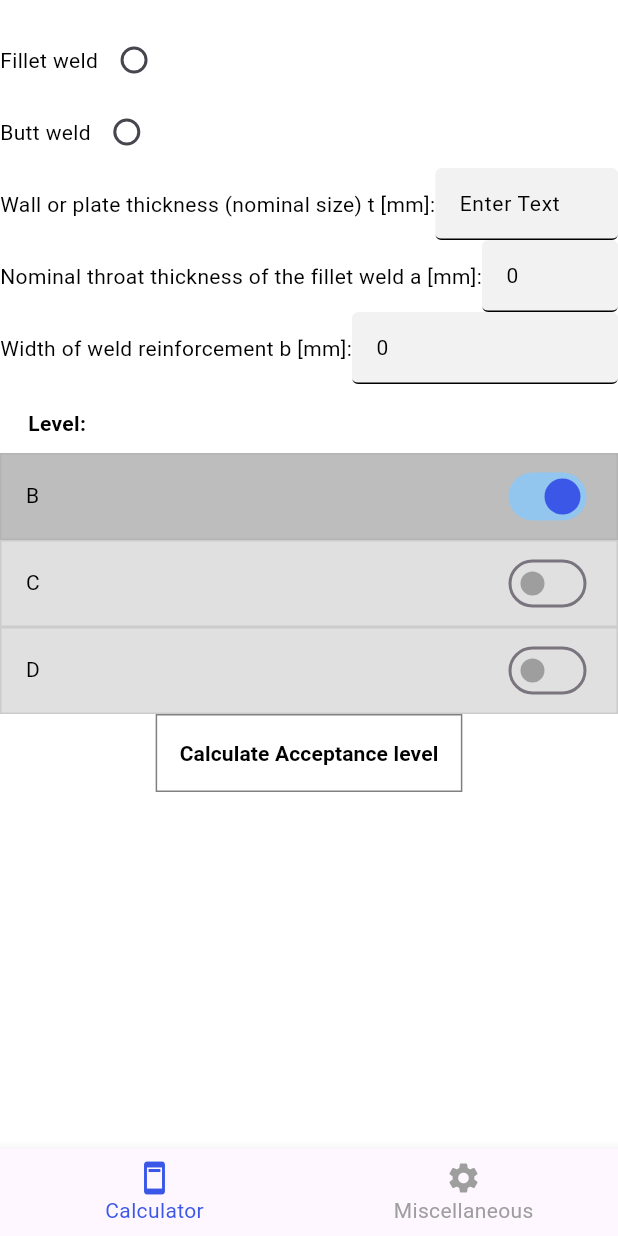
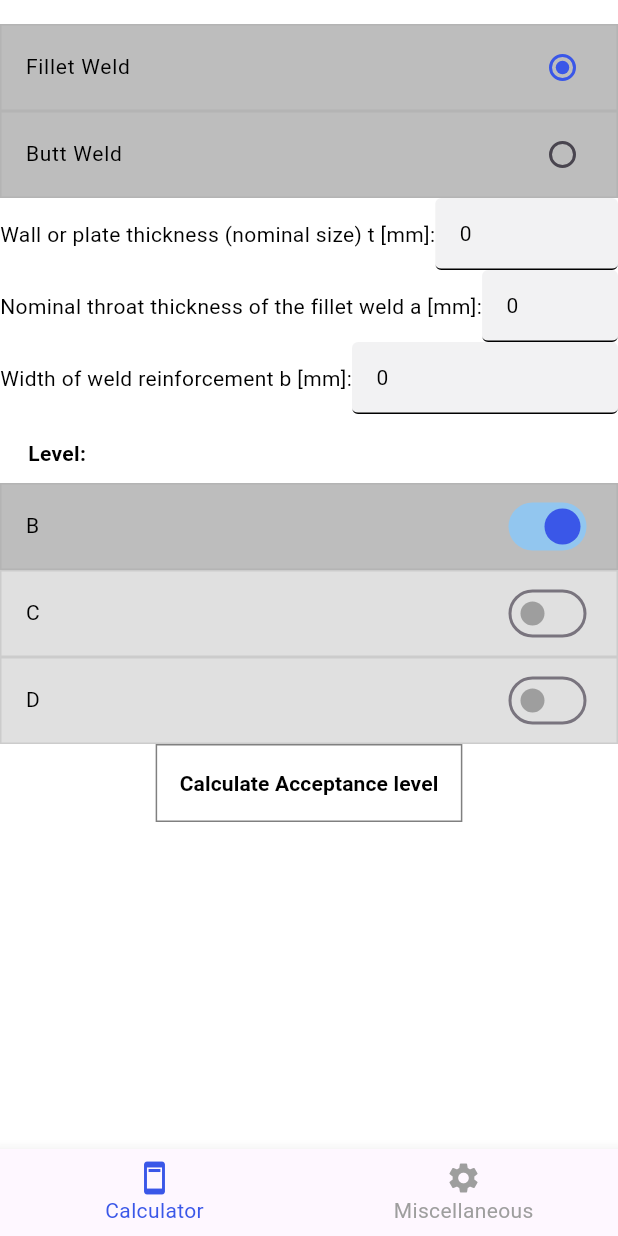
Before and after one commit to Benj1x/iso5817_2014-Calculator, a Flutter app: the screen it shows after launch, on a phone screen of 412 x 824 dp. Run offline on Flutter 3.47's test engine with Material 3 defaults, Android fonts, the phone set to English and light mode, and no system bars.

Commit message:
Fixed ui

```diff
--- a/lib/controllers/counter_controller.dart
+++ b/lib/controllers/counter_controller.dart
@@ -1,6 +1,5 @@
 // lib/controllers/counter_controller.dart
 import '../models/counter_model.dart';
-import 'package:iso5817_2014/util/gradingStruct.dart';
 class CounterController {
   final CounterModel _model;
 
--- a/lib/main.dart
+++ b/lib/main.dart
@@ -2,23 +2,21 @@
 import 'package:flutter/material.dart';
 import 'package:iso5817_2014/controllers/grading_controller.dart';
 import 'package:iso5817_2014/models/grading_model.dart';
-import 'package:iso5817_2014/views/grading_view.dart';
 import 'package:iso5817_2014/views/main_view.dart';
 import 'package:iso5817_2014/views/miscellaneous.dart';
 import 'package:iso5817_2014/widgets/navbar_widget.dart';
 import 'package:provider/provider.dart';
 import 'controllers/misc_controller.dart';
 import 'controllers/navbar_controller.dart';
-import 'models/counter_model.dart';
-import 'controllers/counter_controller.dart';
 import 'models/misc_model.dart';
-import 'views/counter_view.dart';
 
 void main() {
-  runApp(MyApp());
+  runApp(const MyApp());
 }
 
 class MyApp extends StatelessWidget {
+  const MyApp({super.key});
+
   @override
   Widget build(BuildContext context) {
     final GradingModel gradeModel = GradingModel();
@@ -35,11 +33,13 @@ class MyApp extends StatelessWidget {
       theme: ThemeData(
         primarySwatch: Colors.blue,
       ),
-      home: MainPage())
+      home: const MainPage())
     );
   }
 }
 class MainPage extends StatelessWidget {
+  const MainPage({super.key});
+
   void _onNavbarItemTapped(int index, NavbarController navBarController) {
     navBarController.pageController.jumpToPage(index);
     navBarController.onItemTapped(index);
@@ -55,7 +55,7 @@ class MainPage extends StatelessWidget {
         onPageChanged: (index) {
           navBarController.onItemTapped(index);
         },
-        children: [
+        children: const [
           MainView(),
           MiscView()
         ],
--- a/lib/models/form_model.dart
+++ b/lib/models/form_model.dart
@@ -1,5 +1,5 @@
 class FormModel {
-  int filletWeld;
+  bool filletWeld;
   int buttWeld;
   String t;
   String a;
@@ -8,5 +8,5 @@ class FormModel {
   bool levelC;
   bool levelD;
 
-  FormModel({this.filletWeld = 0, this.buttWeld = 0, this.t = '', this.a = '', this.b = '', this.levelB = true, this.levelC = false , this.levelD = false});
+  FormModel({this.filletWeld = true, this.buttWeld = 0, this.t = '', this.a = '', this.b = '', this.levelB = true, this.levelC = false , this.levelD = false});
 }
--- a/lib/models/gradingB.dart
+++ b/lib/models/gradingB.dart
@@ -1,7 +1,6 @@
 //CHECK REMARKS VED ALLE
 //Gå igennem alle formler, og sørg for at alle er der OG ingen mangler
 /*I needed a way to recognize when one result start, and one ends, realistically the performance doesn't matter too much*/
-import 'dart:ffi';
 import 'package:iso5817_2014/util/gradingStruct.dart';
 class gradingB{
 //**dawad */
--- a/lib/models/grading_model.dart
+++ b/lib/models/grading_model.dart
@@ -1,18 +1,11 @@
 
-import 'dart:ffi';
-import 'dart:math';
-import 'dart:developer' as developer;
-import 'package:iso5817_2014/models/gradingB.dart';
-import 'package:iso5817_2014/models/gradingC.dart';
-import 'package:iso5817_2014/models/gradingD.dart';
-import 'package:iso5817_2014/util/gradingStruct.dart';
 import 'package:iso5817_2014/models/form_model.dart';
 
 class GradingModel
 {
-  double _plateThickness = 0.0;
-  double _weldTThickness = 0.0;
-  double _weldWidth = 0.0;
+  final double _plateThickness = 0.0;
+  final double _weldTThickness = 0.0;
+  final double _weldWidth = 0.0;
 
   bool gradeB = false;
   bool gradeC = false;
--- a/lib/models/misc_model.dart
+++ b/lib/models/misc_model.dart
@@ -1,8 +1,8 @@
 class MiscModel
 {
-  double _plateThickness = 0.0;
-  double _weldTThickness = 0.0;
-  double _weldWidth = 0.0;
+  final double _plateThickness = 0.0;
+  final double _weldTThickness = 0.0;
+  final double _weldWidth = 0.0;
 
   bool gradeB = false;
   bool gradeC = false;
--- a/lib/util/gradingStruct.dart
+++ b/lib/util/gradingStruct.dart
@@ -1,4 +1,3 @@
-import 'dart:ffi';
 
 class Gradingstruct {
  String? Crack;
--- a/lib/views/counter_view.dart
+++ b/lib/views/counter_view.dart
@@ -5,7 +5,7 @@ import '../controllers/counter_controller.dart';
 class CounterView extends StatefulWidget {
   final CounterController controller;
 
-  CounterView({Key? key, required this.controller}) : super(key: key);
+  const CounterView({Key? key, required this.controller}) : super(key: key);
 
   @override
   _CounterViewState createState() => _CounterViewState();
@@ -16,7 +16,7 @@ class _CounterViewState extends State<CounterView> {
   Widget build(BuildContext context) {
     return Scaffold(
       appBar: AppBar(
-        title: Text("MVC Counter"),
+        title: const Text("MVC Counter"),
       ),
       body: Center(
         child: Text(
--- a/lib/views/grading_view.dart
+++ b/lib/views/grading_view.dart
@@ -2,9 +2,10 @@ import 'package:flutter/material.dart';
 import 'package:iso5817_2014/controllers/grading_controller.dart';
 import 'package:provider/provider.dart';
 
-import '../widgets/navbar_widget.dart';
 
 class GradingView extends StatefulWidget {
+  const GradingView({super.key});
+
   //final GradingController controller;
 
   //GradingView({Key? key, required this.controller}) : super(key: key);
@@ -22,7 +23,7 @@ class _GradingViewState extends State<GradingView> {
           elevation: 4,
           centerTitle: false,
           automaticallyImplyLeading: false,
-          backgroundColor: Color(0xff3a57e8),
+          backgroundColor: const Color(0xff3a57e8),
           shape: const RoundedRectangleBorder(
             borderRadius: BorderRadius.zero,
           ),
--- a/lib/views/main_view.dart
+++ b/lib/views/main_view.dart
@@ -1,11 +1,11 @@
 import 'package:flutter/material.dart';
 import 'package:iso5817_2014/models/form_model.dart';
 import 'package:provider/provider.dart';
-//import '../controllers/weld_controller.dart';
 import '../controllers/grading_controller.dart';
-import '../widgets/navbar_widget.dart';
 
 class MainView extends StatefulWidget {
+  const MainView({super.key});
+
   @override
   _MainViewState createState() => _MainViewState();
 }
@@ -14,8 +14,8 @@ class _MainViewState extends State<MainView> {
 
    final TextEditingController _plateThickness = TextEditingController();
    final TextEditingController _weldThickness = TextEditingController();
-   final TextEditingController _WidthWeld = TextEditingController();
-   int isFilletWeld = 0;
+   final TextEditingController _widthWeld = TextEditingController();
+   bool isFilletWeld = true;
    bool levelB = true;
    bool levelC = false;
    bool levelD = false;
@@ -24,7 +24,7 @@ class _MainViewState extends State<MainView> {
       filletWeld: isFilletWeld,
       t: _plateThickness.text,
       a: _weldThickness.text,
-      b: _WidthWeld.text,
+      b: _widthWeld.text,
       levelB: levelB,
       levelC: levelC,
       levelD: levelD
@@ -36,7 +36,7 @@ class _MainViewState extends State<MainView> {
   Widget build(BuildContext context) {
     final gradingController = Provider.of<GradingController>(context);
     return Scaffold(
-        backgroundColor: Color(0xffffffff),
+        backgroundColor: const Color(0xffffffff),
         body: Column(
           mainAxisAlignment: MainAxisAlignment.start,
           crossAxisAlignment: CrossAxisAlignment.center,
@@ -49,59 +49,67 @@ class _MainViewState extends State<MainView> {
               indent: 0,
               endIndent: 0,
             ),
-            Row(
-              mainAxisAlignment: MainAxisAlignment.start,
-              crossAxisAlignment: CrossAxisAlignment.center,
-              mainAxisSize: MainAxisSize.max,
-              children: [
-                const Text(
-                  "Fillet weld",
-                  textAlign: TextAlign.start,
-                  overflow: TextOverflow.clip,
+              RadioListTile(
+              value: true,
+              groupValue: isFilletWeld,
+              title: const Text(
+                "Fillet Weld",
                 style: TextStyle(
                   fontWeight: FontWeight.w400,
                   fontStyle: FontStyle.normal,
                   fontSize: 14,
                   color: Color(0xff000000),
                 ),
+                textAlign: TextAlign.start,
               ),
-                Radio(
-                  value: 1,
-                  groupValue: "",
-                  onChanged: (value) {isFilletWeld = int.parse(value.toString());}, //fix this
-                  activeColor: Color(0xff43e83a),
-                  autofocus: false,
-                  splashRadius: 20,
-                  hoverColor: Color(0x42000000),
+              shape: const RoundedRectangleBorder(
+                borderRadius: BorderRadius.zero,
+                side: BorderSide(color: Color(0x4d9e9e9e), width: 1),
               ),
-              ],
+              onChanged: (value)
+              {
+                setState(() {
+                isFilletWeld = value!;
+
+              });},
+              tileColor: const Color(0x1f000000),
+              activeColor: const Color(0xff3a57e8),
+              controlAffinity: ListTileControlAffinity.trailing,
+              dense: false,
+              contentPadding: const EdgeInsets.symmetric(vertical: 0, horizontal: 16),
+              selected: true,
+              selectedTileColor: const Color(0x42000000),
             ),
-            Row(
-              mainAxisAlignment: MainAxisAlignment.start,
-              crossAxisAlignment: CrossAxisAlignment.center,
-              mainAxisSize: MainAxisSize.max,
-              children: [
-                const Text(
-                  "Butt weld",
-                  textAlign: TextAlign.start,
-                  overflow: TextOverflow.clip,
+            RadioListTile(
+              value: false,
+              groupValue: isFilletWeld,
+              title: const Text(
+                "Butt Weld",
                 style: TextStyle(
                   fontWeight: FontWeight.w400,
                   fontStyle: FontStyle.normal,
                   fontSize: 14,
                   color: Color(0xff000000),
                 ),
+                textAlign: TextAlign.start,
               ),
-                Radio(
-                  value: 0,
-                  groupValue: "",
-                  onChanged: (value) {isFilletWeld = int.parse(value.toString());},
-                  activeColor: Color(0xff4ce83a),
-                  autofocus: false,
-                  splashRadius: 20,
-                  hoverColor: Color(0x42000000),
+              shape: const RoundedRectangleBorder(
+                borderRadius: BorderRadius.zero,
+                side: BorderSide(color: Color(0x4d9e9e9e), width: 1),
               ),
-              ],
+              onChanged: (value)
+              {
+                setState(() {
+                isFilletWeld = value!;
+
+              });},
+              tileColor: const Color(0x1f000000),
+              activeColor: const Color(0xff3a57e8),
+              controlAffinity: ListTileControlAffinity.trailing,
+              dense: false,
+              contentPadding: const EdgeInsets.symmetric(vertical: 0, horizontal: 16),
+              selected: true,
+              selectedTileColor: const Color(0x42000000),
             ),
             Row(
               mainAxisAlignment: MainAxisAlignment.start,
@@ -137,30 +145,30 @@ class _MainViewState extends State<MainView> {
                       disabledBorder: UnderlineInputBorder(
                         borderRadius: BorderRadius.circular(4.0),
                         borderSide:
-                            BorderSide(color: Color(0xff000000), width: 1),
+                            const BorderSide(color: Color(0xff000000), width: 1),
                       ),
                       focusedBorder: UnderlineInputBorder(
                         borderRadius: BorderRadius.circular(4.0),
                         borderSide:
-                            BorderSide(color: Color(0xff000000), width: 1),
+                            const BorderSide(color: Color(0xff000000), width: 1),
                       ),
                       enabledBorder: UnderlineInputBorder(
                         borderRadius: BorderRadius.circular(4.0),
                         borderSide:
-                            BorderSide(color: Color(0xff000000), width: 1),
+                            const BorderSide(color: Color(0xff000000), width: 1),
                       ),
-                      hintText: "Enter Text",
-                      hintStyle: TextStyle(
+                      hintText: "0",
+                      hintStyle: const TextStyle(
                         fontWeight: FontWeight.w400,
                         fontStyle: FontStyle.normal,
                         fontSize: 14,
                         color: Color(0xff000000),
                       ),
                       filled: true,
-                      fillColor: Color(0xfff2f2f3),
+                      fillColor: const Color(0xfff2f2f3),
                       isDense: false,
                       contentPadding:
-                          EdgeInsets.symmetric(vertical: 8, horizontal: 12),
+                          const EdgeInsets.symmetric(vertical: 8, horizontal: 12),
                     ),
                   ),
                 ),
@@ -200,17 +208,17 @@ class _MainViewState extends State<MainView> {
                       disabledBorder: UnderlineInputBorder(
                         borderRadius: BorderRadius.circular(4.0),
                         borderSide:
-                            BorderSide(color: Color(0xff000000), width: 1),
+                            const BorderSide(color: Color(0xff000000), width: 1),
                       ),
                       focusedBorder: UnderlineInputBorder(
                         borderRadius: BorderRadius.circular(4.0),
                         borderSide:
-                            BorderSide(color: Color(0xff000000), width: 1),
+                            const BorderSide(color: Color(0xff000000), width: 1),
                       ),
                       enabledBorder: UnderlineInputBorder(
                         borderRadius: BorderRadius.circular(4.0),
                         borderSide:
-                            BorderSide(color: Color(0xff000000), width: 1),
+                            const BorderSide(color: Color(0xff000000), width: 1),
                       ),
                       hintText: "0",
                       hintStyle: const TextStyle(
@@ -220,10 +228,10 @@ class _MainViewState extends State<MainView> {
                         color: Color(0xff000000),
                       ),
                       filled: true,
-                      fillColor: Color(0xfff2f2f3),
+                      fillColor: const Color(0xfff2f2f3),
                       isDense: false,
                       contentPadding:
-                          EdgeInsets.symmetric(vertical: 8, horizontal: 12),
+                          const EdgeInsets.symmetric(vertical: 8, horizontal: 12),
                     ),
                   ),
                 ),
@@ -248,7 +256,7 @@ class _MainViewState extends State<MainView> {
                 Expanded(
                   flex: 1,
                   child: TextField(
-                    controller: _WidthWeld,
+                    controller: _widthWeld,
                     obscureText: false,
                     keyboardType: TextInputType.number,
                     textAlign: TextAlign.start,
@@ -263,17 +271,17 @@ class _MainViewState extends State<MainView> {
                       disabledBorder: UnderlineInputBorder(
                         borderRadius: BorderRadius.circular(4.0),
                         borderSide:
-                            BorderSide(color: Color(0xff000000), width: 1),
+                            const BorderSide(color: Color(0xff000000), width: 1),
                       ),
                       focusedBorder: UnderlineInputBorder(
                         borderRadius: BorderRadius.circular(4.0),
                         borderSide:
-                            BorderSide(color: Color(0xff000000), width: 1),
+                            const BorderSide(color: Color(0xff000000), width: 1),
                       ),
                       enabledBorder: UnderlineInputBorder(
                         borderRadius: BorderRadius.circular(4.0),
                         borderSide:
-                            BorderSide(color: Color(0xff000000), width: 1),
+                            const BorderSide(color: Color(0xff000000), width: 1),
                       ),
                       hintText: "0",
                       hintStyle: const TextStyle(
@@ -283,10 +291,10 @@ class _MainViewState extends State<MainView> {
                         color: Color(0xff000000),
                       ),
                       filled: true,
-                      fillColor: Color(0xfff2f2f3),
+                      fillColor: const Color(0xfff2f2f3),
                       isDense: false,
                       contentPadding:
-                          EdgeInsets.symmetric(vertical: 8, horizontal: 12),
+                          const EdgeInsets.symmetric(vertical: 8, horizontal: 12),
                     ),
                   ),
                 ),
@@ -317,8 +325,8 @@ class _MainViewState extends State<MainView> {
               ),
             ),
             SwitchListTile(
-              value: true,
-              title: Text(
+              value: levelB,
+              title: const Text(
                 "B",
                 style: TextStyle(
                   fontWeight: FontWeight.w400,
@@ -328,25 +336,34 @@ class _MainViewState extends State<MainView> {
                 ),
                 textAlign: TextAlign.start,
               ),
-              shape: RoundedRectangleBorder(
+              shape: const RoundedRectangleBorder(
                 borderRadius: BorderRadius.zero,
                 side: BorderSide(color: Color(0x4d9e9e9e), width: 1),
               ),
-              onChanged: (value) {levelB = value;},
-              tileColor: Color(0x1f000000),
-              activeColor: Color(0xff3a57e8),
-              activeTrackColor: Color(0xff92c6ef),
+              onChanged: (value)
+              {
+                setState(() {
+                levelB = value;
+                if (value == true) {
+                  levelC = !value;
+                  levelD = !value;
+                }
+
+              });},
+              tileColor: const Color(0x1f000000),
+              activeColor: const Color(0xff3a57e8),
+              activeTrackColor: const Color(0xff92c6ef),
               controlAffinity: ListTileControlAffinity.trailing,
               dense: false,
-              inactiveThumbColor: Color(0xff9e9e9e),
-              inactiveTrackColor: Color(0xffe0e0e0),
-              contentPadding: EdgeInsets.symmetric(vertical: 0, horizontal: 16),
+              inactiveThumbColor: const Color(0xff9e9e9e),
+              inactiveTrackColor: const Color(0xffe0e0e0),
+              contentPadding: const EdgeInsets.symmetric(vertical: 0, horizontal: 16),
               selected: true,
-              selectedTileColor: Color(0x42000000),
+              selectedTileColor: const Color(0x42000000),
             ),
             SwitchListTile(
-              value: false,
-              title: Text(
+              value: levelC,
+              title: const Text(
                 "C",
                 style: TextStyle(
                   fontWeight: FontWeight.w400,
@@ -356,24 +373,32 @@ class _MainViewState extends State<MainView> {
                 ),
                 textAlign: TextAlign.start,
               ),
-              shape: RoundedRectangleBorder(
+              shape: const RoundedRectangleBorder(
                 borderRadius: BorderRadius.zero,
                 side: BorderSide(color: Color(0x4d9e9e9e), width: 1),
               ),
-              onChanged: (value) {levelC = value;},
-              tileColor: Color(0x1f000000),
-              activeColor: Color(0xff3a57e8),
-              activeTrackColor: Color(0xff62ed2b),
+              onChanged: (value)
+              {
+                setState(() {
+                levelC = value;
+                if (value == true) {
+                  levelB = !value;
+                  levelD = !value;
+                }
+              });},
+              tileColor: const Color(0x1f000000),
+              activeColor: const Color(0xff3a57e8),
+              activeTrackColor: const Color(0xff62ed2b),
               controlAffinity: ListTileControlAffinity.trailing,
               dense: false,
-              inactiveThumbColor: Color(0xff9e9e9e),
-              inactiveTrackColor: Color(0xffe0e0e0),
-              contentPadding: EdgeInsets.symmetric(vertical: 0, horizontal: 16),
+              inactiveThumbColor: const Color(0xff9e9e9e),
+              inactiveTrackColor: const Color(0xffe0e0e0),
+              contentPadding: const EdgeInsets.symmetric(vertical: 0, horizontal: 16),
               selected: false,
-              selectedTileColor: Color(0x42000000),
+              selectedTileColor: const Color(0x42000000),
             ),
             SwitchListTile(
-              value: false,
+              value: levelD,
               title: const Text(
                 "D",
                 style: TextStyle(
@@ -388,7 +413,15 @@ class _MainViewState extends State<MainView> {
                 borderRadius: BorderRadius.zero,
                 side: BorderSide(color: Color(0x4d9e9e9e), width: 1),
               ),
-              onChanged: (value) {levelD = value;},
+              onChanged: (value)
+              {
+                setState(() {
+                levelD = value;
+                if (value == true) {
+                  levelC = !value;
+                  levelB = !value;
+                }
+              });},
               tileColor: const Color(0x1f000000),
               activeColor: const Color(0xff3a57e8),
               activeTrackColor: const Color(0xff58e84c),
@@ -402,14 +435,14 @@ class _MainViewState extends State<MainView> {
             ),
             MaterialButton(
               onPressed: () => _submitForm(gradingController),
-              color: Color(0xffffffff),
+              color: const Color(0xffffffff),
               elevation: 0,
               shape: const RoundedRectangleBorder(
                 borderRadius: BorderRadius.zero,
                 side: BorderSide(color: Color(0xff808080), width: 1),
               ),
-              padding: EdgeInsets.all(16),
-              textColor: Color(0xff000000),
+              padding: const EdgeInsets.all(16),
+              textColor: const Color(0xff000000),
               height: 40,
               minWidth: 140,
               child: const Text(
@@ -421,8 +454,8 @@ class _MainViewState extends State<MainView> {
                 ),
               ),
             ),
-          ],
-        ),
+          ]
+        )
     );
   }
 }
--- a/lib/widgets/navbar_widget.dart
+++ b/lib/widgets/navbar_widget.dart
@@ -7,7 +7,7 @@ class NavbarWidget extends StatelessWidget {
   final Function(int) onItemTapped;
   final PageController pageController;
 
-  NavbarWidget({required this.onItemTapped, required this.pageController});
+  const NavbarWidget({super.key, required this.onItemTapped, required this.pageController});
 
   @override
   Widget build(BuildContext context) {
@@ -33,8 +33,8 @@ class NavbarWidget extends StatelessWidget {
             ],
             elevation: 8,
             iconSize: 24,
-            selectedItemColor: Color(0xff3a57e8),
-            unselectedItemColor: Color(0xff9e9e9e),
+            selectedItemColor: const Color(0xff3a57e8),
+            unselectedItemColor: const Color(0xff9e9e9e),
             selectedFontSize: 14,
             unselectedFontSize: 14,
             showSelectedLabels: true,
```
Also changed, not shown: lib/models/azcalc.dart (+6 -6 lines), lib/models/gradingC.dart (+13 -0 lines), lib/models/gradingD.dart (+12 -0 lines), lib/views/miscellaneous.dart (+36 -36 lines), 4 other files. Lines whose indentation alone changed are shown as unchanged.
